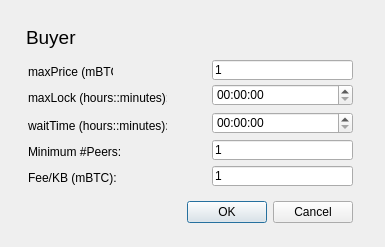
Above: lib/view/BuyerTorrentPluginConfigurationDialog.ui from RdeWilde/JoyStream before the change. Below: the same form after it.
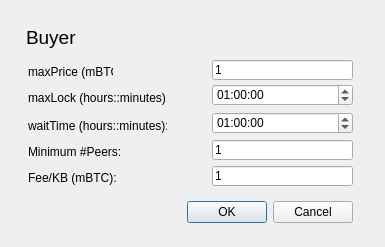
That is the form after the change.

Diff of the .ui file:
```diff
--- a/lib/view/BuyerTorrentPluginConfigurationDialog.ui
+++ b/lib/view/BuyerTorrentPluginConfigurationDialog.ui
@@ -108,6 +108,13 @@
      <height>22</height>
     </rect>
    </property>
+   <property name="time">
+    <time>
+     <hour>1</hour>
+     <minute>0</minute>
+     <second>0</second>
+    </time>
+   </property>
   </widget>
   <widget class="QLabel" name="maxPriceLabel">
    <property name="geometry">
@@ -144,6 +151,13 @@
      <height>22</height>
     </rect>
    </property>
+   <property name="time">
+    <time>
+     <hour>1</hour>
+     <minute>0</minute>
+     <second>0</second>
+    </time>
+   </property>
   </widget>
   <widget class="QLabel" name="feeLabel">
    <property name="geometry">
```
